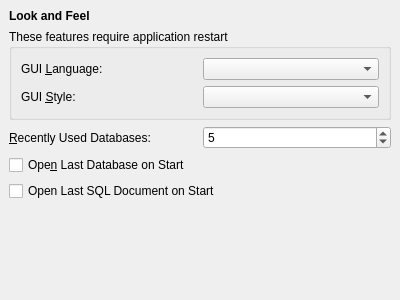
iamkjg/sqliteman, file Sqliteman/sqliteman/prefslnfwidget.ui: the form before one commit.
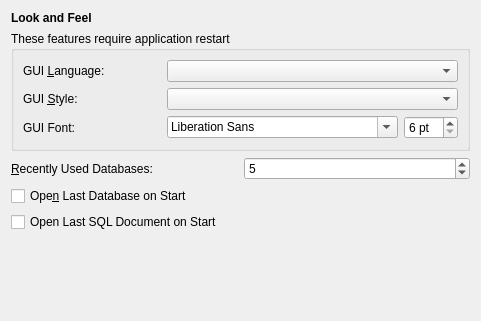
The form after the commit.

Commit message: application GUI font can be changed in preferences (mainly for Windows, based on Dimitar Mitov's request and testing with win98)

```diff
--- a/Sqliteman/sqliteman/prefslnfwidget.ui
+++ b/Sqliteman/sqliteman/prefslnfwidget.ui
@@ -5,36 +5,30 @@
    <rect>
     <x>0</x>
     <y>0</y>
-    <width>400</width>
-    <height>300</height>
+    <width>481</width>
+    <height>321</height>
    </rect>
   </property>
-  <layout class="QGridLayout" >
-   <property name="margin" >
-    <number>9</number>
-   </property>
-   <property name="spacing" >
-    <number>6</number>
-   </property>
+  <layout class="QGridLayout" name="gridLayout" >
+   <item row="0" column="0" >
+    <widget class="QLabel" name="titleLabel" >
+     <property name="font" >
+      <font>
+       <weight>75</weight>
+       <bold>true</bold>
+      </font>
+     </property>
+     <property name="text" >
+      <string>Look and Feel</string>
+     </property>
+    </widget>
+   </item>
    <item row="1" column="0" >
     <widget class="QGroupBox" name="groupBox_3" >
      <property name="title" >
       <string>These features require application restart</string>
      </property>
-     <layout class="QGridLayout" >
-      <property name="margin" >
-       <number>9</number>
-      </property>
-      <property name="spacing" >
-       <number>6</number>
-      </property>
-      <item row="1" column="1" >
-       <widget class="QComboBox" name="styleComboBox" >
-        <property name="toolTip" >
-         <string>Select the application look/GUI theme</string>
-        </property>
-       </widget>
-      </item>
+     <layout class="QGridLayout" name="gridLayout_2" >
       <item row="0" column="0" >
        <widget class="QLabel" name="label_3" >
         <property name="text" >
@@ -62,17 +56,55 @@
         </property>
        </widget>
       </item>
+      <item row="1" column="1" >
+       <widget class="QComboBox" name="styleComboBox" >
+        <property name="toolTip" >
+         <string>Select the application look/GUI theme</string>
+        </property>
+       </widget>
+      </item>
+      <item row="2" column="0" >
+       <widget class="QLabel" name="label" >
+        <property name="text" >
+         <string>GUI Font:</string>
+        </property>
+       </widget>
+      </item>
+      <item row="2" column="1" >
+       <layout class="QHBoxLayout" name="horizontalLayout" >
+        <item>
+         <widget class="QFontComboBox" name="fontComboBox" >
+          <property name="toolTip" >
+           <string>Select application font (menu, dialogs, etc.). This option is used mainly in MS Windows systems.</string>
+          </property>
+         </widget>
+        </item>
+        <item>
+         <widget class="QSpinBox" name="fontSpinBox" >
+          <property name="suffix" >
+           <string> pt</string>
+          </property>
+          <property name="minimum" >
+           <number>6</number>
+          </property>
+          <property name="maximum" >
+           <number>99</number>
+          </property>
+         </widget>
+        </item>
+       </layout>
+      </item>
      </layout>
     </widget>
    </item>
    <item row="2" column="0" >
     <layout class="QHBoxLayout" >
-     <property name="margin" >
-      <number>0</number>
-     </property>
      <property name="spacing" >
       <number>6</number>
      </property>
+     <property name="margin" >
+      <number>0</number>
+     </property>
      <item>
       <widget class="QLabel" name="label_4" >
        <property name="text" >
@@ -98,6 +130,23 @@
      </item>
     </layout>
    </item>
+   <item row="3" column="0" >
+    <widget class="QCheckBox" name="openLastDBCheckBox" >
+     <property name="toolTip" >
+      <string>Remember the last used database for next application start</string>
+     </property>
+     <property name="text" >
+      <string>Ope&amp;n Last Database on Start</string>
+     </property>
+    </widget>
+   </item>
+   <item row="4" column="0" >
+    <widget class="QCheckBox" name="openLastSqlFileCheckBox" >
+     <property name="text" >
+      <string>Open Last SQL Document on Start</string>
+     </property>
+    </widget>
+   </item>
    <item row="5" column="0" >
     <spacer>
      <property name="orientation" >
@@ -111,36 +160,6 @@
      </property>
     </spacer>
    </item>
-   <item row="0" column="0" >
-    <widget class="QLabel" name="titleLabel" >
-     <property name="font" >
-      <font>
-       <weight>75</weight>
-       <bold>true</bold>
-      </font>
-     </property>
-     <property name="text" >
-      <string>Look and Feel</string>
-     </property>
-    </widget>
-   </item>
-   <item row="3" column="0" >
-    <widget class="QCheckBox" name="openLastDBCheckBox" >
-     <property name="toolTip" >
-      <string>Remember the last used database for next application start</string>
-     </property>
-     <property name="text" >
-      <string>Ope&amp;n Last Database on Start</string>
-     </property>
-    </widget>
-   </item>
-   <item row="4" column="0" >
-    <widget class="QCheckBox" name="openLastSqlFileCheckBox" >
-     <property name="text" >
-      <string>Open Last SQL Document on Start</string>
-     </property>
-    </widget>
-   </item>
   </layout>
  </widget>
  <resources/>
```
Left out of the diff: 2 changed lines with no effect on the pictures. The commit also changes 4 other files.
